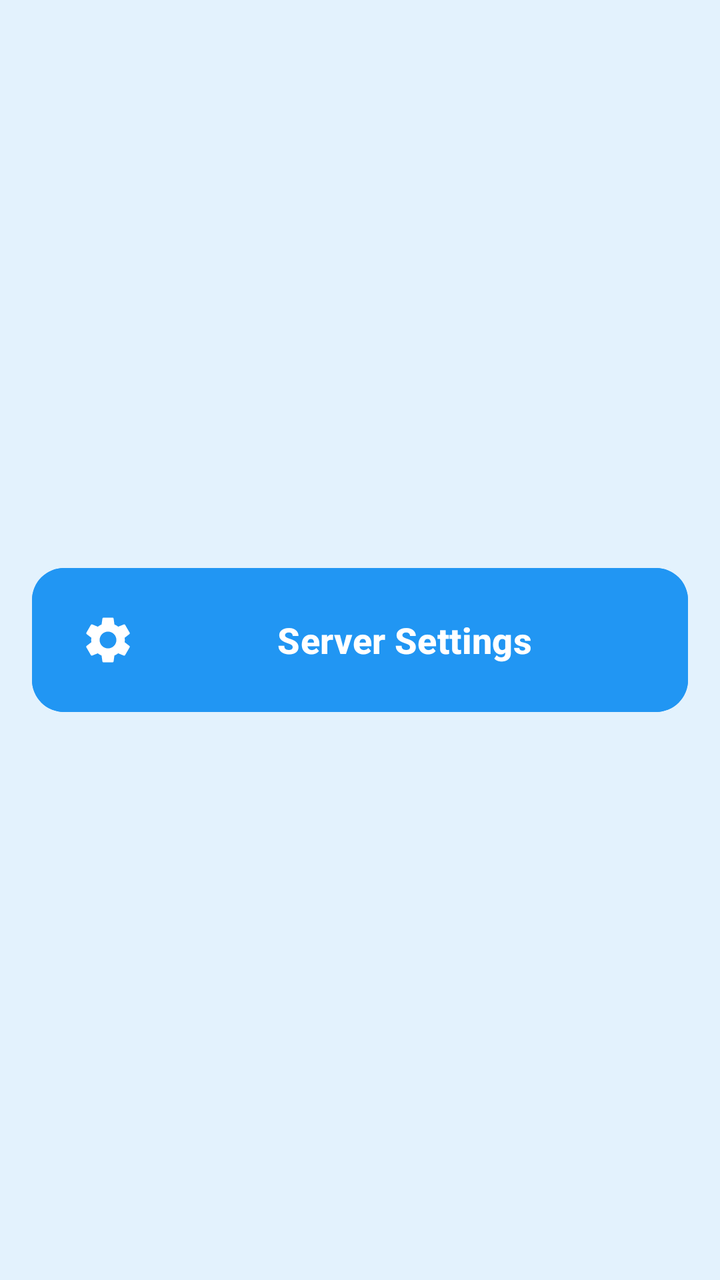
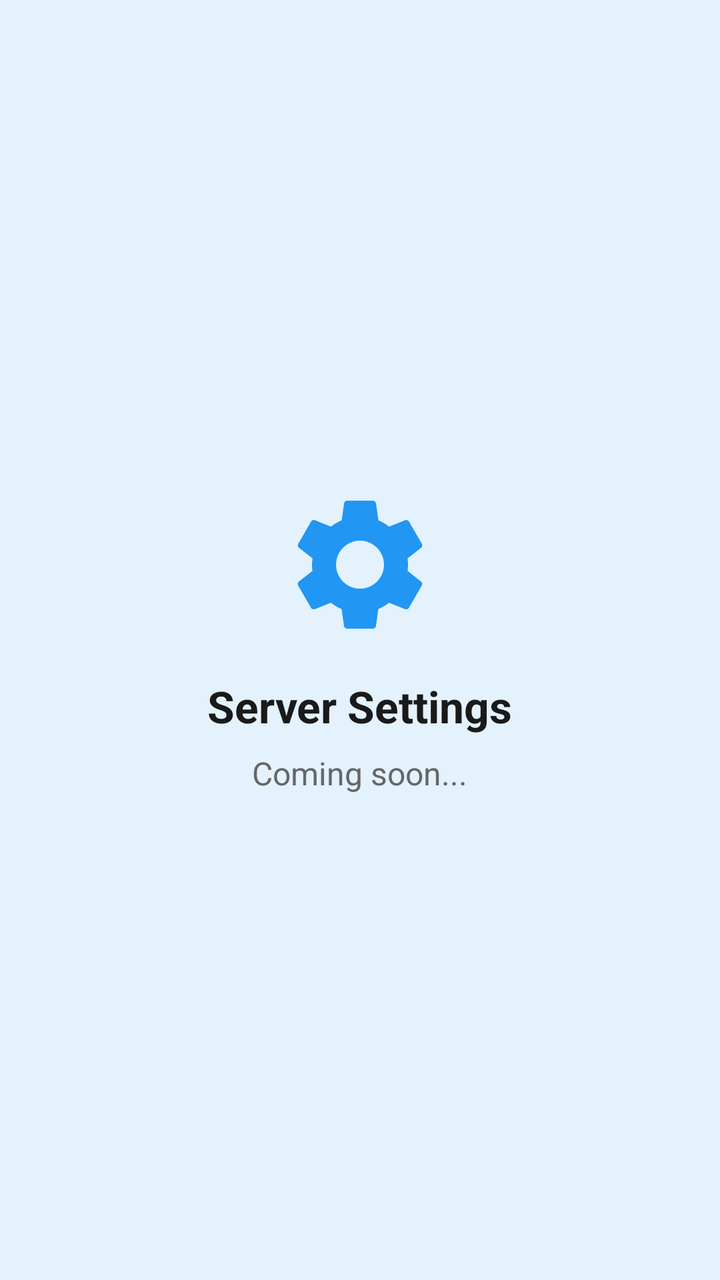

Two renders of the same Android screen: before a commit and after it. Below are the layout's source before the change and the commit's diff.
<!-- AndroidManifest.xml: application theme Theme.MainProj -->
<!-- res/layout/fragment_sub_server_settings.xml -->
<?xml version="1.0" encoding="utf-8"?>
<LinearLayout xmlns:android="http://schemas.android.com/apk/res/android"
    xmlns:app="http://schemas.android.com/apk/res-auto"
    android:layout_width="match_parent"
    android:layout_height="match_parent"
    android:orientation="vertical"
    android:gravity="center"
    android:padding="16dp"
    android:background="#E3F2FD">

    <com.google.android.material.button.MaterialButton
        android:id="@+id/btnServerSettings"
        android:layout_width="match_parent"
        android:layout_height="80dp"
        android:text="Server Settings"
        android:textColor="#FFFFFF"
        android:textSize="18sp"
        android:textStyle="bold"
        android:backgroundTint="#2196F3"
        app:icon="@drawable/ic_settings"
        app:iconTint="#FFFFFF"
        app:iconGravity="start"
        app:iconPadding="16dp"
        app:iconSize="28dp"
        app:cornerRadius="16dp" />

</LinearLayout>
<!-- resources referenced by this layout -->
<resources>
  <!-- drawable ic_settings (drawable) -->
  <vector xmlns:android="http://schemas.android.com/apk/res/android"
      android:width="24dp"
      android:height="24dp"
      android:viewportWidth="24"
      android:viewportHeight="24">
      <path
          android:fillColor="#000000"
          android:pathData="M19.14,12.94c0.04,-0.3 0.06,-0.61 0.06,-0.94c0,-0.32 -0.02,-0.64 -0.07,-0.94l2.03,-1.58c0.18,-0.14 0.23,-0.41 0.12,-0.61l-1.92,-3.32c-0.12,-0.22 -0.37,-0.29 -0.59,-0.22l-2.39,0.96c-0.5,-0.38 -1.03,-0.7 -1.62,-0.94L14.4,2.81c-0.04,-0.24 -0.24,-0.41 -0.48,-0.41h-3.84c-0.24,0 -0.43,0.17 -0.47,0.41L9.25,5.35C8.66,5.59 8.12,5.92 7.63,6.29L5.24,5.33c-0.22,-0.08 -0.47,0 -0.59,0.22L2.74,8.87C2.62,9.08 2.66,9.34 2.86,9.48l2.03,1.58C4.84,11.36 4.8,11.69 4.8,12s0.02,0.64 0.07,0.94l-2.03,1.58c-0.18,0.14 -0.23,0.41 -0.12,0.61l1.92,3.32c0.12,0.22 0.37,0.29 0.59,0.22l2.39,-0.96c0.5,0.38 1.03,0.7 1.62,0.94l0.36,2.54c0.05,0.24 0.24,0.41 0.48,0.41h3.84c0.24,0 0.44,-0.17 0.47,-0.41l0.36,-2.54c0.59,-0.24 1.13,-0.56 1.62,-0.94l2.39,0.96c0.22,0.08 0.47,0 0.59,-0.22l1.92,-3.32c0.12,-0.22 0.07,-0.47 -0.12,-0.61L19.14,12.94zM12,15.6c-1.98,0 -3.6,-1.62 -3.6,-3.6s1.62,-3.6 3.6,-3.6s3.6,1.62 3.6,3.6S13.98,15.6 12,15.6z"/>
  </vector>
  <style name="Theme.MainProj" parent="Theme.Material3.DayNight.NoActionBar">
              <item name="inputStrokeColor">@color/input_stroke_color_light</item>
              <item name="buttonPrimary">@color/button_primary_light</item>
              <item name="textSecondary">@color/text_secondary_light</item>
  
              <item name="buttonGoogleBg">@color/button_google_bg_light</item>
              <item name="buttonGoogleText">@color/button_google_text_light</item>
              <item name="buttonGoogleStroke">@color/button_google_stroke_light</item>
          </style>
  <color name="input_stroke_color_light">#667eea</color>
  <color name="button_primary_light">#667eea</color>
  <color name="text_secondary_light">#666666</color>
  <color name="button_google_bg_light">#FFFFFF</color>
  <color name="button_google_text_light">#333333</color>
  <color name="button_google_stroke_light">#e0e0e0</color>
</resources>

<!-- the commit's change to res/layout/fragment_sub_server_settings.xml (unified diff, before → after) -->
@@ -1,6 +1,5 @@
 <?xml version="1.0" encoding="utf-8"?>
 <LinearLayout xmlns:android="http://schemas.android.com/apk/res/android"
-    xmlns:app="http://schemas.android.com/apk/res-auto"
     android:layout_width="match_parent"
     android:layout_height="match_parent"
     android:orientation="vertical"
@@ -8,20 +7,28 @@
     android:padding="16dp"
     android:background="#E3F2FD">
 
-    <com.google.android.material.button.MaterialButton
-        android:id="@+id/btnServerSettings"
-        android:layout_width="match_parent"
+    <ImageView
+        android:layout_width="80dp"
         android:layout_height="80dp"
+        android:src="@drawable/ic_settings"
+        android:tint="#2196F3"
+        android:contentDescription="Settings" />
+
+    <TextView
+        android:layout_width="wrap_content"
+        android:layout_height="wrap_content"
         android:text="Server Settings"
-        android:textColor="#FFFFFF"
-        android:textSize="18sp"
+        android:textSize="22sp"
         android:textStyle="bold"
-        android:backgroundTint="#2196F3"
-        app:icon="@drawable/ic_settings"
-        app:iconTint="#FFFFFF"
-        app:iconGravity="start"
-        app:iconPadding="16dp"
-        app:iconSize="28dp"
-        app:cornerRadius="16dp" />
+        android:textColor="#1A1A1A"
+        android:layout_marginTop="16dp" />
+
+    <TextView
+        android:layout_width="wrap_content"
+        android:layout_height="wrap_content"
+        android:text="Coming soon..."
+        android:textSize="16sp"
+        android:textColor="#666666"
+        android:layout_marginTop="8dp" />
 
 </LinearLayout>
